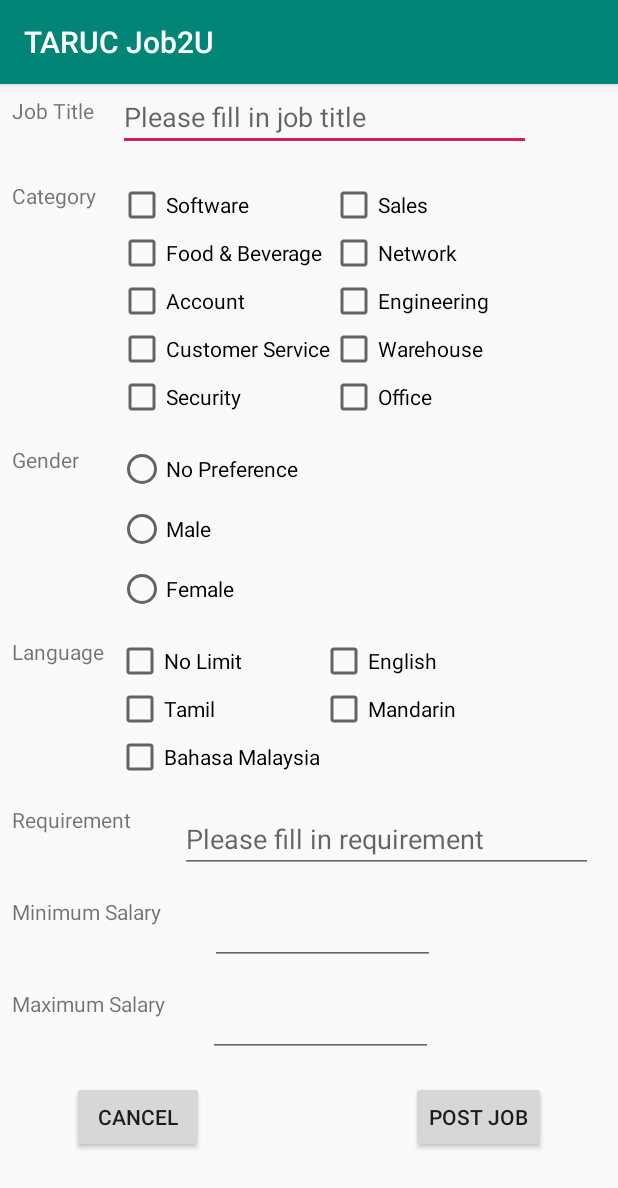
After one commit to DongSin/TARUC_Job2U, an Android app: the job_category screen opened directly, with no data from a screen before it, on a phone screen of 412 x 824 dp. The commit adds this screen. Shown: the top 1188 px of the screen. Run offline under Robolectric (Android 15) with nearby library versions, the phone set to English and light mode, and no system bars.

Commit message:
post job

```diff
--- a/app/src/main/AndroidManifest.xml
+++ b/app/src/main/AndroidManifest.xml
@@ -11,7 +11,11 @@
         android:roundIcon="@mipmap/ic_launcher_round"
         android:supportsRtl="true"
         android:theme="@style/AppTheme">
+        <activity
+            android:name=".ui.post_job.job_category"
+            android:label="@string/app_name">
 
+        </activity>
         <activity
             android:name=".MainActivity"
             android:label="@string/app_name">
--- /dev/null
+++ b/app/src/main/java/com/example/tarucjob2u/ui/post_job/job_category.kt
@@ -0,0 +1,17 @@
+package com.example.tarucjob2u.ui.post_job
+
+import android.os.Bundle
+import android.view.View
+import android.widget.AdapterView
+import android.widget.ArrayAdapter
+import android.widget.Spinner
+import androidx.appcompat.app.AppCompatActivity
+import com.example.tarucjob2u.R
+
+class job_category: AppCompatActivity(){
+
+    override fun onCreate(savedInstanceState: Bundle?) {
+        super.onCreate(savedInstanceState)
+        setContentView(R.layout.post_job)
+    }
+}
--- a/app/src/main/java/com/example/tarucjob2u/ui/profile/ProfileFragment.kt
+++ b/app/src/main/java/com/example/tarucjob2u/ui/profile/ProfileFragment.kt
@@ -1,11 +1,14 @@
 package com.example.tarucjob2u.ui.profile
 
+import android.content.Intent
 import android.os.Bundle
 import android.view.LayoutInflater
 import android.view.View
 import android.view.ViewGroup
 import androidx.fragment.app.Fragment
 import com.example.tarucjob2u.R
+import com.example.tarucjob2u.ui.post_job.job_category
+import kotlinx.android.synthetic.main.fragment_profile.*
 
 class ProfileFragment:Fragment() {
 
@@ -16,4 +19,12 @@ class ProfileFragment:Fragment() {
     ): View? {
         return inflater.inflate(R.layout.fragment_profile, container, false)
     }
+
+    override fun onActivityCreated(savedInstanceState: Bundle?) {
+        super.onActivityCreated(savedInstanceState)
+        button.setOnClickListener{
+            var intent = Intent(requireContext(), job_category::class.java)
+            startActivity(intent)
+        }
+    }
 }
--- /dev/null
+++ b/app/src/main/res/drawable/ic_add_black_24dp.xml
@@ -0,0 +1,9 @@
+<vector xmlns:android="http://schemas.android.com/apk/res/android"
+        android:width="24dp"
+        android:height="24dp"
+        android:viewportWidth="24.0"
+        android:viewportHeight="24.0">
+    <path
+        android:fillColor="#FF000000"
+        android:pathData="M19,13h-6v6h-2v-6H5v-2h6V5h2v6h6v2z"/>
+</vector>
--- a/app/src/main/res/layout/fragment_profile.xml
+++ b/app/src/main/res/layout/fragment_profile.xml
@@ -16,4 +16,15 @@
         android:text="profile"
         app:layout_constraintStart_toStartOf="parent"
         app:layout_constraintTop_toTopOf="parent" />
+
+    <Button
+        android:id="@+id/button"
+        android:layout_width="wrap_content"
+        android:layout_height="wrap_content"
+        android:layout_marginStart="140dp"
+        android:layout_marginLeft="140dp"
+        android:layout_marginTop="74dp"
+        android:text="Button"
+        app:layout_constraintStart_toStartOf="parent"
+        app:layout_constraintTop_toBottomOf="@+id/textView2" />
 </androidx.constraintlayout.widget.ConstraintLayout>
--- /dev/null
+++ b/app/src/main/res/layout/post_job.xml
@@ -0,0 +1,343 @@
+<?xml version="1.0" encoding="utf-8"?>
+<ScrollView xmlns:android="http://schemas.android.com/apk/res/android"
+    xmlns:app="http://schemas.android.com/apk/res-auto"
+    xmlns:tools="http://schemas.android.com/tools"
+    android:layout_width="match_parent"
+    android:layout_height="match_parent">
+
+
+    <androidx.constraintlayout.widget.ConstraintLayout
+        android:layout_width="match_parent"
+        android:layout_height="wrap_content">
+
+
+        <TextView
+            android:id="@+id/textViewJobTitle"
+            android:layout_width="wrap_content"
+            android:layout_height="wrap_content"
+            android:layout_marginStart="8dp"
+            android:layout_marginLeft="8dp"
+            android:layout_marginTop="8dp"
+            android:text="@string/job_title"
+            app:layout_constraintStart_toStartOf="parent"
+            app:layout_constraintTop_toTopOf="parent" />
+
+        <EditText
+            android:id="@+id/editTextJobTitle"
+            android:layout_width="275dp"
+            android:layout_height="wrap_content"
+            android:layout_marginStart="16dp"
+            android:layout_marginLeft="16dp"
+            android:layout_marginTop="8dp"
+            android:ems="10"
+            android:gravity="start|top"
+            android:hint="@string/hint_jobtitle"
+            android:inputType="textMultiLine"
+            app:layout_constraintBottom_toBottomOf="@+id/textViewJobTitle"
+            app:layout_constraintStart_toEndOf="@+id/textViewJobTitle"
+            app:layout_constraintTop_toTopOf="@+id/textViewJobTitle" />
+
+        <TextView
+            android:id="@+id/textViewCategory"
+            android:layout_width="wrap_content"
+            android:layout_height="wrap_content"
+            android:layout_marginStart="8dp"
+            android:layout_marginLeft="8dp"
+            android:layout_marginTop="20dp"
+            android:text="@string/post_category"
+            app:layout_constraintStart_toStartOf="parent"
+            app:layout_constraintTop_toBottomOf="@+id/editTextJobTitle" />
+
+        <TableLayout
+            android:id="@+id/tableLayoutCategory"
+            android:layout_width="0dp"
+            android:layout_height="wrap_content"
+            android:layout_marginStart="14dp"
+            android:layout_marginLeft="14dp"
+            app:layout_constraintStart_toEndOf="@+id/textViewCategory"
+            app:layout_constraintTop_toTopOf="@+id/textViewCategory">
+
+            <TableRow>
+
+                <CheckBox
+                    android:id="@+id/cbSoftware"
+                    android:layout_width="wrap_content"
+                    android:layout_height="wrap_content"
+
+                    android:text="@string/cat_software" />
+
+                <CheckBox
+                    android:id="@+id/cbSales"
+                    android:layout_width="wrap_content"
+                    android:layout_height="wrap_content"
+
+                    android:text="@string/cat_sales" />
+
+            </TableRow>
+
+            <TableRow>
+
+                <CheckBox
+                    android:id="@+id/cbFoodBeverage"
+                    android:layout_width="wrap_content"
+                    android:layout_height="wrap_content"
+                    android:text="@string/cat_food_beverage" />
+
+                <CheckBox
+                    android:id="@+id/cbOther"
+                    android:layout_width="wrap_content"
+                    android:layout_height="wrap_content"
+
+                    android:text="@string/cat_network" />
+            </TableRow>
+
+            <TableRow>
+
+                <CheckBox
+                    android:id="@+id/cb_account"
+                    android:layout_width="wrap_content"
+                    android:layout_height="wrap_content"
+                    android:text="@string/cat_account" />
+
+                <CheckBox
+                    android:id="@+id/cb_engineering"
+                    android:layout_width="wrap_content"
+                    android:layout_height="wrap_content"
+                    android:text="@string/cat_engineering" />
+            </TableRow>
+
+            <TableRow>
+
+                <CheckBox
+                    android:id="@+id/cb_cust_service"
+                    android:layout_width="wrap_content"
+                    android:layout_height="wrap_content"
+                    android:text="@string/cat_customer_service" />
+
+                <CheckBox
+                    android:id="@+id/cb_warehouse"
+                    android:layout_width="wrap_content"
+                    android:layout_height="wrap_content"
+                    android:text="@string/cat_warehouse" />
+            </TableRow>
+
+            <TableRow>
+
+                <CheckBox
+                    android:id="@+id/cb_security"
+                    android:layout_width="wrap_content"
+                    android:layout_height="wrap_content"
+                    android:text="@string/cat_security" />
+
+                <CheckBox
+                    android:id="@+id/cbOffice"
+                    android:layout_width="wrap_content"
+                    android:layout_height="wrap_content"
+                    android:text="@string/cat_office" />
+            </TableRow>
+        </TableLayout>
+
+
+        <TextView
+            android:id="@+id/textViewGender"
+            android:layout_width="wrap_content"
+            android:layout_height="wrap_content"
+            android:layout_marginStart="8dp"
+            android:layout_marginLeft="8dp"
+            android:layout_marginTop="16dp"
+            android:text="@string/gender"
+            app:layout_constraintStart_toStartOf="parent"
+            app:layout_constraintTop_toBottomOf="@+id/tableLayoutCategory" />
+
+        <RadioGroup
+            android:id="@+id/radioGroup"
+            android:layout_width="wrap_content"
+            android:layout_height="wrap_content"
+            android:layout_marginStart="26dp"
+            android:layout_marginLeft="26dp"
+            app:layout_constraintStart_toEndOf="@+id/textViewGender"
+            app:layout_constraintTop_toTopOf="@+id/textViewGender">
+
+
+            <RadioButton
+                android:id="@+id/radioButtonNoPreference"
+                android:layout_width="wrap_content"
+                android:layout_height="wrap_content"
+                android:text="@string/gender_no_preference"
+                app:layout_constraintStart_toEndOf="@+id/textViewGender"
+                app:layout_constraintTop_toTopOf="@+id/textViewGender" />
+
+            <RadioButton
+                android:id="@+id/radioButtonMale"
+                android:layout_width="wrap_content"
+                android:layout_height="wrap_content"
+                android:layout_marginTop="8dp"
+                android:text="@string/gender_male"
+                app:layout_constraintStart_toStartOf="@+id/radioButtonNoPreference"
+                app:layout_constraintTop_toBottomOf="@+id/radioButtonNoPreference" />
+
+            <RadioButton
+                android:id="@+id/radioButtonFemale"
+                android:layout_width="wrap_content"
+                android:layout_height="wrap_content"
+                android:layout_marginTop="8dp"
+                android:text="@string/gender_female"
+                app:layout_constraintStart_toStartOf="@+id/radioButtonMale"
+                app:layout_constraintTop_toBottomOf="@+id/radioButtonMale" />
+        </RadioGroup>
+
+        <TextView
+            android:id="@+id/textViewLanguage"
+            android:layout_width="wrap_content"
+            android:layout_height="wrap_content"
+            android:layout_marginStart="8dp"
+            android:layout_marginLeft="8dp"
+            android:layout_marginTop="16dp"
+            android:text="@string/language"
+            app:layout_constraintStart_toStartOf="parent"
+            app:layout_constraintTop_toBottomOf="@+id/radioGroup" />
+
+        <TableLayout
+            android:id="@+id/tableLayoutLanguage"
+            android:layout_width="wrap_content"
+            android:layout_height="wrap_content"
+            android:layout_marginStart="8dp"
+            android:layout_marginLeft="8dp"
+            app:layout_constraintStart_toEndOf="@+id/textViewLanguage"
+            app:layout_constraintTop_toTopOf="@+id/textViewLanguage">
+
+            <TableRow>
+
+                <CheckBox
+                    android:id="@+id/cb_lang_no_limit"
+                    android:layout_width="wrap_content"
+                    android:layout_height="wrap_content"
+                    android:text="@string/language_no_limit" />
+
+                <CheckBox
+                    android:id="@+id/cb_lang_eng"
+                    android:layout_width="wrap_content"
+                    android:layout_height="wrap_content"
+                    android:text="@string/language_english" />
+            </TableRow>
+
+            <TableRow>
+
+                <CheckBox
+                    android:id="@+id/cb_lang_tamil"
+                    android:layout_width="wrap_content"
+                    android:layout_height="wrap_content"
+                    android:text="@string/language_tamil" />
+
+                <CheckBox
+                    android:id="@+id/cb_lang_mandarin"
+                    android:layout_width="wrap_content"
+                    android:layout_height="wrap_content"
+                    android:text="@string/language_mandarin" />
+            </TableRow>
+
+            <TableRow>
+
+                <CheckBox
+                    android:id="@+id/cb_lang_bm"
+                    android:layout_width="wrap_content"
+                    android:layout_height="wrap_content"
+                    android:text="@string/language_bm" />
+            </TableRow>
+        </TableLayout>
+
+        <TextView
+            android:id="@+id/textViewMinSalary"
+            android:layout_width="wrap_content"
+            android:layout_height="wrap_content"
+            android:layout_marginStart="8dp"
+            android:layout_marginLeft="8dp"
+            android:layout_marginTop="16dp"
+            android:text="@string/minimum_salary"
+            app:layout_constraintStart_toStartOf="parent"
+            app:layout_constraintTop_toBottomOf="@+id/editTextRequirement" />
+
+        <EditText
+            android:id="@+id/editTextMinSalary"
+            android:layout_width="150dp"
+            android:layout_height="wrap_content"
+            android:layout_marginStart="32dp"
+            android:layout_marginLeft="32dp"
+            android:ems="10"
+            android:inputType="numberDecimal"
+            app:layout_constraintStart_toEndOf="@+id/textViewMinSalary"
+            app:layout_constraintTop_toTopOf="@+id/textViewMinSalary" />
+
+        <TextView
+            android:id="@+id/textViewMaxSalary"
+            android:layout_width="wrap_content"
+            android:layout_height="wrap_content"
+            android:layout_marginStart="8dp"
+            android:layout_marginLeft="8dp"
+            android:layout_marginTop="16dp"
+            android:text="@string/maximum_salary"
+            app:layout_constraintStart_toStartOf="parent"
+            app:layout_constraintTop_toBottomOf="@+id/editTextMinSalary" />
+
+        <EditText
+            android:id="@+id/editTextMaxSalary"
+            android:layout_width="150dp"
+            android:layout_height="wrap_content"
+            android:layout_marginStart="28dp"
+            android:layout_marginLeft="28dp"
+            android:ems="10"
+            android:inputType="numberDecimal"
+            app:layout_constraintStart_toEndOf="@+id/textViewMaxSalary"
+            app:layout_constraintTop_toTopOf="@+id/textViewMaxSalary" />
+
+        <TextView
+            android:id="@+id/textViewReq"
+            android:layout_width="wrap_content"
+            android:layout_height="wrap_content"
+            android:layout_marginStart="8dp"
+            android:layout_marginLeft="8dp"
+            android:layout_marginTop="16dp"
+            android:text="@string/requirement"
+            app:layout_constraintStart_toStartOf="parent"
+            app:layout_constraintTop_toBottomOf="@+id/tableLayoutLanguage" />
+
+        <EditText
+            android:id="@+id/editTextRequirement"
+            android:layout_width="275dp"
+            android:layout_height="wrap_content"
+            android:layout_marginStart="16dp"
+            android:layout_marginLeft="16dp"
+            android:ems="10"
+            android:gravity="start|top"
+            android:hint="@string/hint_requirement"
+            android:inputType="textMultiLine"
+            app:layout_constraintEnd_toEndOf="parent"
+            app:layout_constraintStart_toEndOf="@+id/textViewReq"
+            app:layout_constraintTop_toTopOf="@+id/textViewReq" />
+
+        <Button
+            android:id="@+id/buttonUpload"
+            android:layout_width="wrap_content"
+            android:layout_height="wrap_content"
+            android:layout_marginTop="16dp"
+            android:layout_marginEnd="48dp"
+            android:layout_marginRight="48dp"
+            android:text="Post Job"
+            app:layout_constraintEnd_toEndOf="parent"
+            app:layout_constraintTop_toBottomOf="@+id/editTextMaxSalary" />
+
+        <Button
+            android:id="@+id/button3"
+            android:layout_width="wrap_content"
+            android:layout_height="wrap_content"
+            android:layout_marginStart="48dp"
+            android:layout_marginLeft="48dp"
+            android:layout_marginTop="16dp"
+            android:text="@android:string/cancel"
+            app:layout_constraintStart_toStartOf="parent"
+            app:layout_constraintTop_toBottomOf="@+id/editTextMaxSalary" />
+
+    </androidx.constraintlayout.widget.ConstraintLayout>
+
+
+</ScrollView>
--- /dev/null
+++ b/app/src/main/res/values/category.xml
@@ -0,0 +1,28 @@
+<?xml version="1.0" encoding="utf-8"?>
+<resources>
+    <string name="cat_sales">Sales</string>
+    <string name="cat_office">Office</string>
+    <string name="cat_software">Software</string>
+    <string name="cat_food_beverage">Food &amp; Beverage</string>
+    <string name="cat_network">Network</string>
+    <string name="cat_account">Account</string>
+    <string name="cat_engineering">Engineering</string>
+    <string name="cat_customer_service">Customer Service</string>
+    <string name="cat_warehouse">Warehouse</string>
+    <string name="cat_security">Security</string>
+
+    <string name="gender_no_preference">No Preference</string>
+    <string name="gender_male">Male</string>
+    <string name="gender_female">Female</string>
+
+    <string name="language_no_limit">No Limit</string>
+    <string name="language_english">English</string>
+    <string name="language_mandarin">Mandarin</string>
+    <string name="language_bm">Bahasa Malaysia</string>
+    <string name="language_tamil">Tamil</string>
+
+    <string name="hint_jobtitle">Please fill in job title</string>
+    <string name="hint_requirement">Please fill in requirement</string>
+
+
+</resources>
--- a/app/src/main/res/values/strings.xml
+++ b/app/src/main/res/values/strings.xml
@@ -14,4 +14,14 @@
     <string name="invalid_username">Not a valid username</string>
     <string name="invalid_password">Password must be >5 characters</string>
     <string name="login_failed">"Login failed"</string>
+    <string name="post_category">Category</string>
+    <string name="gender">Gender</string>
+    <string name="language">Language</string>
+    <string name="job_title">Job Title</string>
+    <string name="address">Address</string>
+    <string name="city">City</string>
+    <string name="state">State</string>
+    <string name="maximum_salary">Maximum Salary</string>
+    <string name="minimum_salary">Minimum Salary</string>
+    <string name="requirement">Requirement</string>
 </resources>
```
Also changed, not shown: 1 other file.
